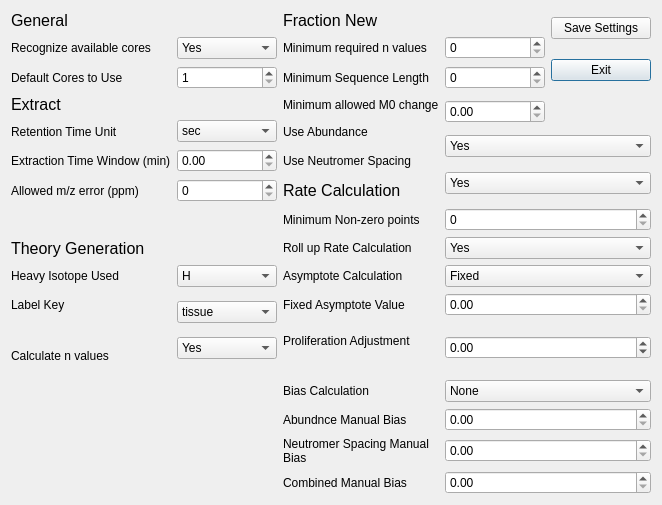
Above: ui_files/Settings_Menu.ui from JC-Price/DeuteRater before the change. Below: the same form after it.
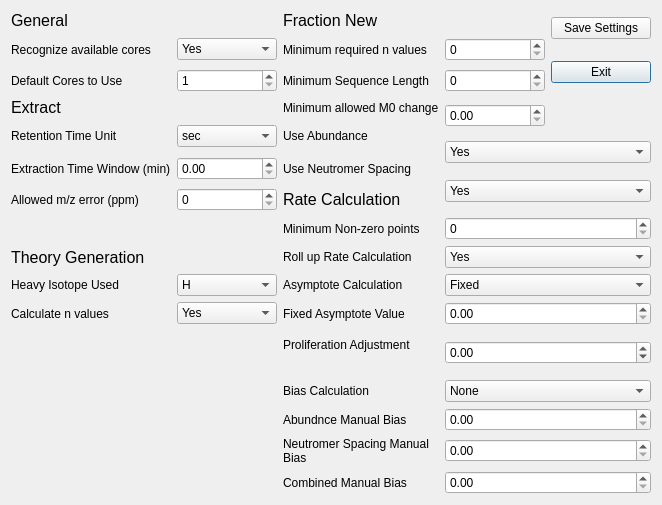
That is the form after the change.

Commit message: adjusted to remove an irrelevant feature

Patch:
```diff
--- a/ui_files/Settings_Menu.ui
+++ b/ui_files/Settings_Menu.ui
@@ -14,13 +14,6 @@
    <string>Dialog</string>
   </property>
   <layout class="QGridLayout" name="gridLayout">
-   <item row="15" column="0" rowspan="2">
-    <widget class="QLabel" name="label_27">
-     <property name="text">
-      <string>Calculate n values</string>
-     </property>
-    </widget>
-   </item>
    <item row="11" column="3" colspan="2">
     <widget class="QComboBox" name="roll_up_option">
      <item>
@@ -166,20 +159,6 @@
      </property>
     </widget>
    </item>
-   <item row="13" column="1" rowspan="2">
-    <widget class="QComboBox" name="label_key">
-     <item>
-      <property name="text">
-       <string>tissue</string>
-      </property>
-     </item>
-     <item>
-      <property name="text">
-       <string>cell culture</string>
-      </property>
-     </item>
-    </widget>
-   </item>
    <item row="19" column="2">
     <widget class="QLabel" name="label_11">
      <property name="text">
@@ -283,13 +262,6 @@
      </property>
     </widget>
    </item>
-   <item row="13" column="0">
-    <widget class="QLabel" name="label_23">
-     <property name="text">
-      <string>Label Key</string>
-     </property>
-    </widget>
-   </item>
    <item row="13" column="3" colspan="2">
     <widget class="QDoubleSpinBox" name="fixed_asymptote_value">
      <property name="minimum">
@@ -490,7 +462,14 @@
      </item>
     </widget>
    </item>
-   <item row="15" column="1">
+   <item row="13" column="0">
+    <widget class="QLabel" name="label_27">
+     <property name="text">
+      <string>Calculate n values</string>
+     </property>
+    </widget>
+   </item>
+   <item row="13" column="1">
     <widget class="QComboBox" name="calculate_n_values">
      <item>
       <property name="text">
```
